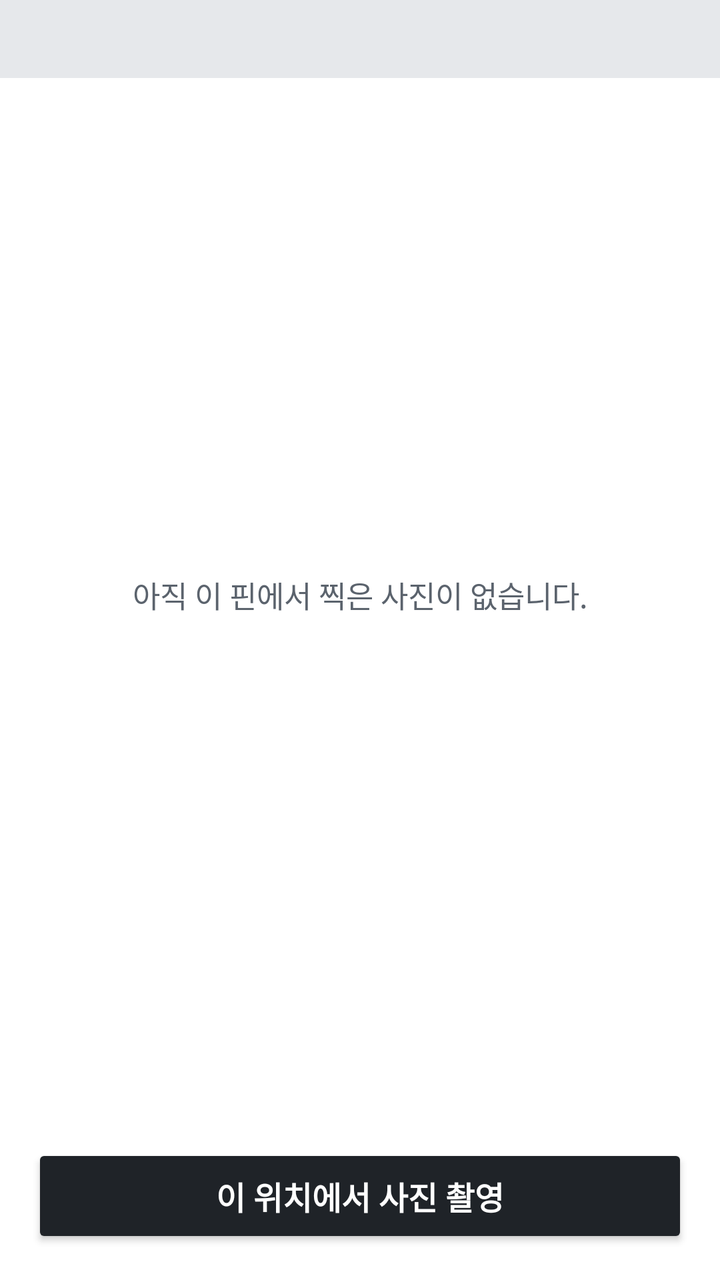
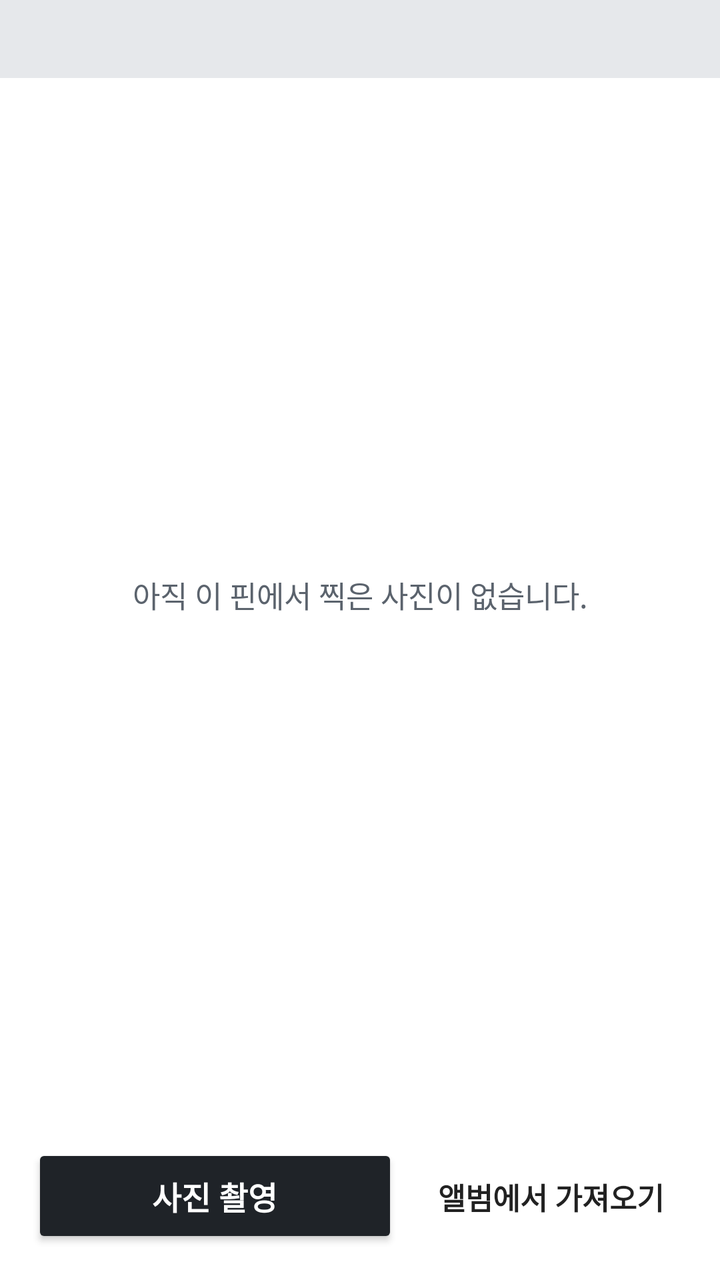

Screens rendered from an Android XML layout before and after an edit, with the pre-edit source and the edit as a unified diff.
<!-- AndroidManifest.xml: application theme Theme.PlanPhoto -->
<!-- res/layout/activity_photos.xml -->
<?xml version="1.0" encoding="utf-8"?>
<LinearLayout xmlns:android="http://schemas.android.com/apk/res/android"
    android:layout_width="match_parent"
    android:layout_height="match_parent"
    android:background="@color/bar_bg"
    android:orientation="vertical">

    <TextView
        android:id="@+id/coord_text"
        android:layout_width="match_parent"
        android:layout_height="wrap_content"
        android:background="@color/plan_bg"
        android:paddingHorizontal="16dp"
        android:paddingVertical="10dp"
        android:textSize="14sp" />

    <FrameLayout
        android:layout_width="match_parent"
        android:layout_height="0dp"
        android:layout_weight="1">

        <ScrollView
            android:layout_width="match_parent"
            android:layout_height="match_parent">

            <LinearLayout
                android:id="@+id/photo_container"
                android:layout_width="match_parent"
                android:layout_height="wrap_content"
                android:orientation="vertical"
                android:paddingHorizontal="16dp"
                android:paddingBottom="16dp" />
        </ScrollView>

        <TextView
            android:id="@+id/empty_text"
            android:layout_width="match_parent"
            android:layout_height="match_parent"
            android:gravity="center"
            android:padding="32dp"
            android:text="아직 이 핀에서 찍은 사진이 없습니다."
            android:textColor="@color/sub_text"
            android:textSize="15sp" />
    </FrameLayout>

    <Button
        android:id="@+id/capture_button"
        style="@style/PrimaryButton"
        android:layout_width="match_parent"
        android:layout_height="wrap_content"
        android:layout_margin="16dp"
        android:text="이 위치에서 사진 촬영" />
</LinearLayout>
<!-- resources referenced by this layout -->
<resources>
  <color name="bar_bg">#FFFFFF</color>
  <color name="plan_bg">#E6E8EB</color>
  <color name="sub_text">#5B636D</color>
  <style name="PrimaryButton" parent="Widget.AppCompat.Button.Colored">
          <item name="android:minHeight">52dp</item>
          <item name="android:textSize">16sp</item>
          <item name="android:textStyle">bold</item>
          <item name="backgroundTint">@color/button_bg</item>
          <item name="android:textColor">#FFFFFF</item>
      </style>
  <style name="Theme.PlanPhoto" parent="Theme.AppCompat.DayNight.DarkActionBar">
          <item name="colorPrimary">@color/slate</item>
          <item name="colorPrimaryDark">@color/ink</item>
          <item name="colorAccent">@color/accent</item>
          <item name="android:statusBarColor">@color/ink</item>
      </style>
  <color name="button_bg">#1F2328</color>
  <color name="slate">#2B3138</color>
  <color name="ink">#1F2328</color>
  <color name="accent">#1F2328</color>
</resources>

<!-- the commit's change to res/layout/activity_photos.xml (unified diff, before → after) -->
@@ -43,11 +43,28 @@
             android:textSize="15sp" />
     </FrameLayout>
 
-    <Button
-        android:id="@+id/capture_button"
-        style="@style/PrimaryButton"
+    <LinearLayout
         android:layout_width="match_parent"
         android:layout_height="wrap_content"
         android:layout_margin="16dp"
-        android:text="이 위치에서 사진 촬영" />
+        android:orientation="horizontal">
+
+        <Button
+            android:id="@+id/capture_button"
+            style="@style/PrimaryButton"
+            android:layout_width="0dp"
+            android:layout_height="wrap_content"
+            android:layout_weight="1"
+            android:text="사진 촬영" />
+
+        <Button
+            android:id="@+id/album_button"
+            style="@style/Widget.AppCompat.Button.Borderless"
+            android:layout_width="wrap_content"
+            android:layout_height="52dp"
+            android:layout_marginStart="8dp"
+            android:text="앨범에서 가져오기"
+            android:textSize="15sp"
+            android:textStyle="bold" />
+    </LinearLayout>
 </LinearLayout>
